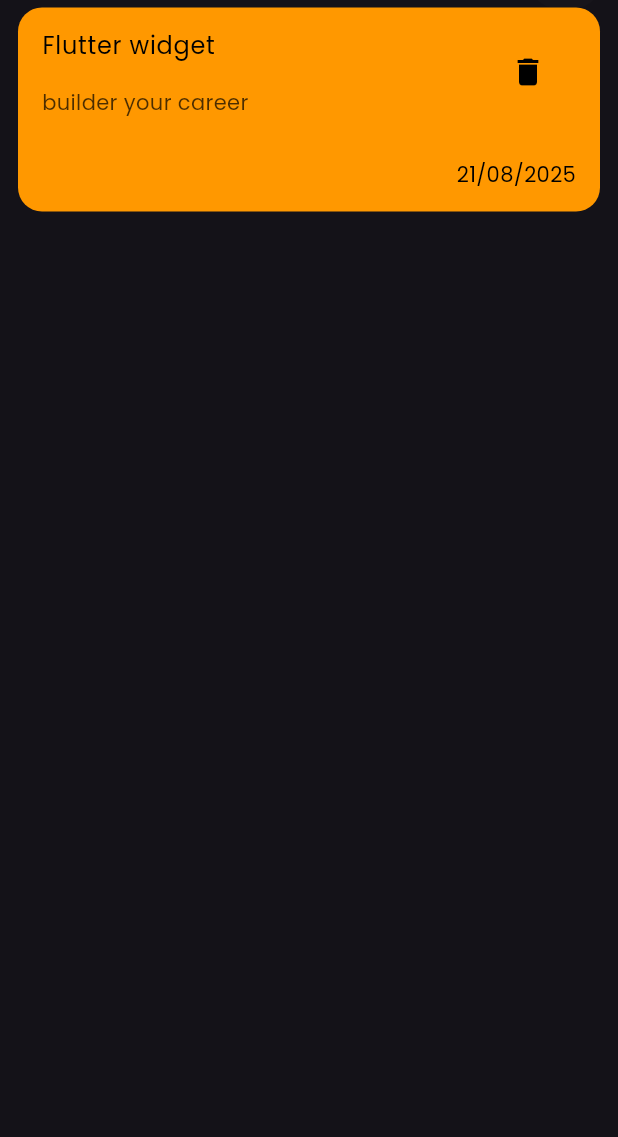
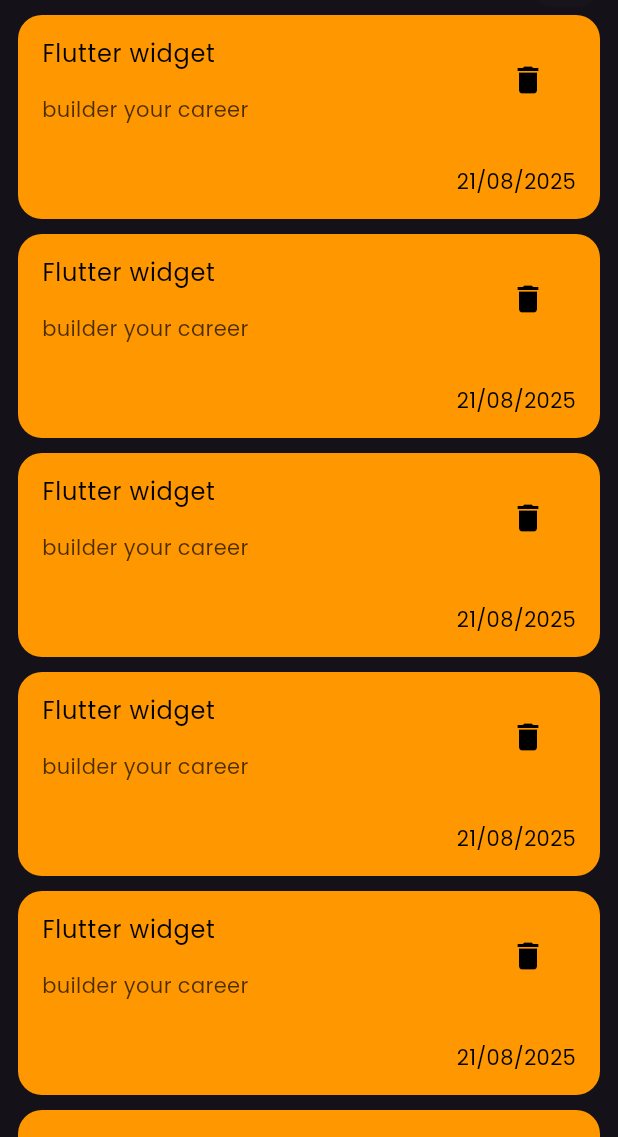
Before and after one commit to omar2071-code/NoteApp, a Flutter app: the screen it shows after launch, on a phone screen of 412 x 824 dp, the part 99-1236 px from its top. Run offline on Flutter 3.47's test engine with Material 3 defaults, Android fonts, the phone set to English and light mode, and no system bars.

Commit message:
Create Note List View

```diff
--- a/lib/widgets/custom_note_item.dart
+++ b/lib/widgets/custom_note_item.dart
@@ -1,7 +1,7 @@
 import 'package:flutter/material.dart';
 
-class NoteItem extends StatelessWidget {
-  const NoteItem({super.key});
+class NotesItem extends StatelessWidget {
+  const NotesItem({super.key});
 
   @override
   Widget build(BuildContext context) {
--- /dev/null
+++ b/lib/widgets/notes_list_view.dart
@@ -0,0 +1,18 @@
+import 'package:flutter/material.dart';
+import 'package:note_app/widgets/custom_note_item.dart';
+
+class NotesListView extends StatelessWidget {
+  const NotesListView({super.key});
+
+  @override
+  Widget build(BuildContext context) {
+    return ListView.builder(
+      itemBuilder: (context, index) {
+        return Padding(
+          padding: const EdgeInsets.symmetric(vertical: 5),
+          child: NotesItem(),
+        );
+      },
+    );
+  }
+}
--- a/lib/widgets/notes_screen_body.dart
+++ b/lib/widgets/notes_screen_body.dart
@@ -1,6 +1,7 @@
 import 'package:flutter/material.dart';
 import 'package:note_app/widgets/custom_app_bar.dart';
 import 'package:note_app/widgets/custom_note_item.dart';
+import 'package:note_app/widgets/notes_list_view.dart';
 
 class NotesScreenBody extends StatelessWidget {
   const NotesScreenBody({super.key});
@@ -10,7 +11,11 @@ class NotesScreenBody extends StatelessWidget {
     return Padding(
       padding: const EdgeInsets.symmetric(horizontal: 12),
       child: Column(
-        children: [SizedBox(height: 25), CustomAppBar(), NoteItem()],
+        children: [
+          SizedBox(height: 25), CustomAppBar(),
+          Expanded(child: NotesListView()),
+          //
+        ],
       ),
     );
   }
```
